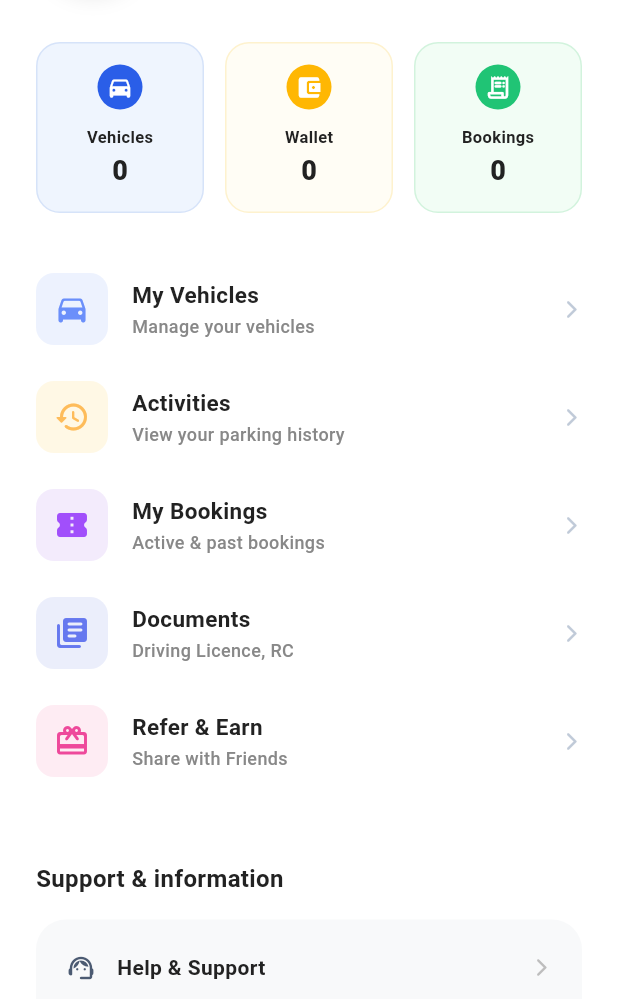
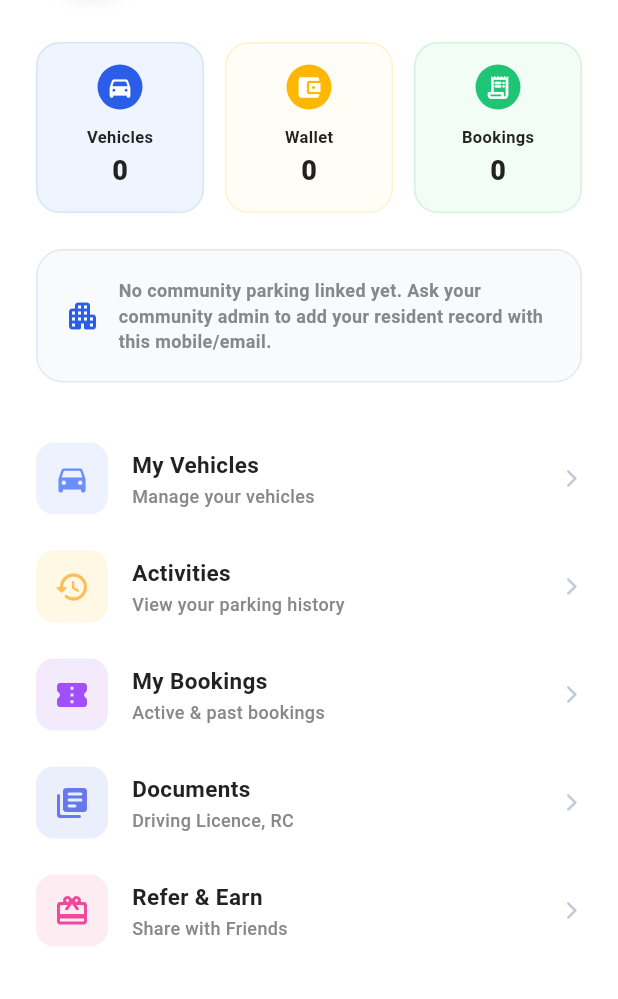
Before and after one commit to AlphaAbhinav/ParkingMudde_Frontend-, a Flutter app: the Accountpage screen opened directly, on a phone screen of 412 x 824 dp, the part 237-1236 px from its top. Run offline on Flutter 3.47's test engine with Material 3 defaults, Android fonts, the phone set to English and light mode, and no system bars; our stand-ins replace flutter_dotenv, flutter_map, geocoding, geolocator, get, google_maps_flutter and 5 more; missing offline and left inert: flutter_polyline_points; accounts and stored records are empty.

Commit message:
community and apk

```diff
--- a/lib/screen/account/accountpage.dart
+++ b/lib/screen/account/accountpage.dart
@@ -29,6 +29,7 @@ class _AccountpageState extends State<Accountpage> {
   int walletCoins = 0;
   int vehicleCount = 0;
   int bookingCount = 0;
+  Map<String, dynamic>? communityProfile;
 
   // Clean unified extraction constants natively mapping layouts
   static const Color primaryBlue = Color(0xFF2A5EE8);
@@ -70,12 +71,14 @@ class _AccountpageState extends State<Accountpage> {
     final wallet = await ApiService.getWalletBalance(userId);
     final vehicles = await ApiService.getMyVehicles(userId);
     final bookings = await ApiService.getMyBookings(userId);
+    final community = await ApiService.getMyCommunity(userId);
 
     if (!mounted) return;
     setState(() {
       walletCoins = int.tryParse(wallet["balance"]?.toString() ?? "0") ?? 0;
       vehicleCount = vehicles.length;
       bookingCount = bookings.length;
+      communityProfile = community;
     });
   }
 
@@ -120,6 +123,10 @@ class _AccountpageState extends State<Accountpage> {
 
               // 2. METRICS ROW CARD
               _buildFigmaMetricSquaresRow(),
+
+              const SizedBox(height: 24),
+
+              _buildCommunityParkingCard(),
 
               const SizedBox(height: 40),
 
@@ -248,6 +255,123 @@ class _AccountpageState extends State<Accountpage> {
   // ──────────────────────────────────────────────────────────
   // FIGMA EXTRACT 1: TOP PROFILE MASTHEAD bounds maps limits bound bounds constraint
   // ──────────────────────────────────────────────────────────
+  Widget _buildCommunityParkingCard() {
+    final profile = communityProfile;
+    if (profile == null || profile["linked"] != true) {
+      return Container(
+        width: double.infinity,
+        padding: const EdgeInsets.all(18),
+        decoration: BoxDecoration(
+          color: const Color(0xFFF8FAFC),
+          borderRadius: BorderRadius.circular(18),
+          border: Border.all(color: const Color(0xFFE2E8F0)),
+        ),
+        child: const Row(
+          children: [
+            Icon(Icons.apartment_rounded, color: primaryBlue),
+            SizedBox(width: 12),
+            Expanded(
+              child: Text(
+                "No community parking linked yet. Ask your community admin to add your resident record with this mobile/email.",
+                style: TextStyle(
+                  color: subTextGrey,
+                  fontWeight: FontWeight.w700,
+                  fontSize: 12,
+                ),
+              ),
+            ),
+          ],
+        ),
+      );
+    }
+
+    final society = Map<String, dynamic>.from(profile["society"] ?? {});
+    final resident = Map<String, dynamic>.from(profile["resident"] ?? {});
+    final assignedParking = (profile["assigned_parking"] as List?) ?? [];
+    final firstSlot = assignedParking.isNotEmpty
+        ? Map<String, dynamic>.from(assignedParking.first)
+        : null;
+
+    return Container(
+      width: double.infinity,
+      padding: const EdgeInsets.all(18),
+      decoration: BoxDecoration(
+        gradient: const LinearGradient(
+          colors: [Color(0xFF0F4FD8), Color(0xFF173B8F)],
+        ),
+        borderRadius: BorderRadius.circular(22),
+        boxShadow: [
+          BoxShadow(
+            color: primaryBlue.withOpacity(0.22),
+            blurRadius: 24,
+            offset: const Offset(0, 12),
+          ),
+        ],
+      ),
+      child: Column(
+        crossAxisAlignment: CrossAxisAlignment.start,
+        children: [
+          Row(
+            children: [
+              const Icon(Icons.local_parking_rounded, color: Colors.white),
+              const SizedBox(width: 10),
+              Expanded(
+                child: Text(
+                  society["name"]?.toString() ?? "My Community",
+                  style: const TextStyle(
+                    color: Colors.white,
+                    fontSize: 16,
+                    fontWeight: FontWeight.w900,
+                  ),
+                ),
+              ),
+              Container(
+                padding: const EdgeInsets.symmetric(horizontal: 10, vertical: 5),
+                decoration: BoxDecoration(
+                  color: Colors.white.withOpacity(0.16),
+                  borderRadius: BorderRadius.circular(999),
+                ),
+                child: Text(
+                  resident["kyc_status"]?.toString() ?? "KYC PENDING",
+                  style: const TextStyle(
+                    color: Colors.white,
+                    fontSize: 11,
+                    fontWeight: FontWeight.w900,
+                  ),
+                ),
+              ),
+            ],
+          ),
+          const SizedBox(height: 14),
+          Text(
+            "${resident["tower"] ?? "-"} / ${resident["unit_number"] ?? "-"}",
+            style: const TextStyle(color: Colors.white70, fontWeight: FontWeight.w700),
+          ),
+          const SizedBox(height: 12),
+          Container(
+            width: double.infinity,
+            padding: const EdgeInsets.all(14),
+            decoration: BoxDecoration(
+              color: Colors.white.withOpacity(0.12),
+              borderRadius: BorderRadius.circular(16),
+              border: Border.all(color: Colors.white.withOpacity(0.2)),
+            ),
+            child: Text(
+              firstSlot == null
+                  ? "Parking slot not assigned yet"
+                  : "Assigned slot: ${firstSlot["slot_number"]} (${firstSlot["level"] ?? "Level not set"})",
+              style: const TextStyle(
+                color: Colors.white,
+                fontWeight: FontWeight.w900,
+                fontSize: 14,
+              ),
+            ),
+          ),
+        ],
+      ),
+    );
+  }
+
   Widget _buildFigmaTopHeaderProfile() {
     final fullName = _userValue("full_name", "Parking Mudde User");
     final mobile = _userValue("mobile_number", "Mobile not added");
--- a/lib/services/api_service.dart
+++ b/lib/services/api_service.dart
@@ -656,6 +656,30 @@ class ApiService {
     }
   }
 
+  // ================= GET LINKED COMMUNITY + ASSIGNED PARKING =================
+  static Future<Map<String, dynamic>> getMyCommunity(String userId) async {
+    try {
+      final response = await http.get(
+        Uri.parse("$baseUrl/v1/auth/user/$userId/community"),
+      );
+
+      print("Community Status: ${response.statusCode}");
+      print("Community Response: ${response.body}");
+
+      if (response.statusCode == 200) {
+        return jsonDecode(response.body);
+      }
+      final body = jsonDecode(response.body);
+      return {
+        "linked": false,
+        "message": body["detail"] ?? "Failed to fetch community",
+      };
+    } catch (e) {
+      print("Community Exception: $e");
+      return {"linked": false, "message": "Network error"};
+    }
+  }
+
   // ================= GET IN-APP NOTIFICATIONS =================
   static Future<List<dynamic>> getNotifications(String userId) async {
     try {
```
